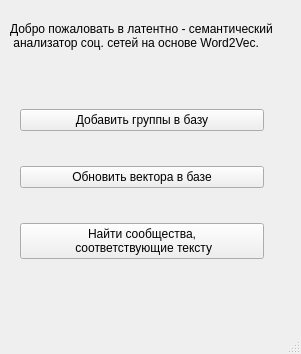
Before: the Qt Designer form mainwindow.ui in arektar/Vk_grups_analiser, drawn with Qt 5.
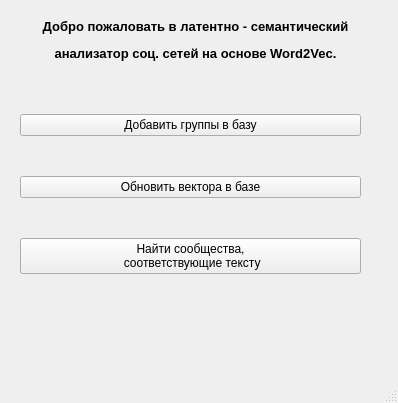
After: the same form once the commit is applied.

Commit message: Добавил и подключил окна

Diff of the .ui file:
```diff
--- a/mainwindow.ui
+++ b/mainwindow.ui
@@ -6,8 +6,8 @@
    <rect>
     <x>0</x>
     <y>0</y>
-    <width>301</width>
-    <height>354</height>
+    <width>398</width>
+    <height>403</height>
    </rect>
   </property>
   <property name="windowTitle">
@@ -19,13 +19,12 @@
      <rect>
       <x>10</x>
       <y>10</y>
-      <width>271</width>
-      <height>51</height>
+      <width>371</width>
+      <height>61</height>
      </rect>
     </property>
     <property name="text">
-     <string>Добро пожаловать в латентно - семантический
- анализатор соц. сетей на основе Word2Vec.</string>
+     <string>&lt;html&gt;&lt;head/&gt;&lt;body&gt;&lt;p align=&quot;center&quot;&gt;&lt;span style=&quot; font-size:10pt; font-weight:600;&quot;&gt;Добро пожаловать в латентно - семантический&lt;/span&gt;&lt;/p&gt;&lt;p align=&quot;center&quot;&gt;&lt;span style=&quot; font-size:10pt; font-weight:600;&quot;&gt; анализатор соц. сетей на основе Word2Vec.&lt;/span&gt;&lt;/p&gt;&lt;/body&gt;&lt;/html&gt;</string>
     </property>
    </widget>
    <widget class="QWidget" name="verticalLayoutWidget">
@@ -33,8 +32,8 @@
      <rect>
       <x>20</x>
       <y>80</y>
-      <width>244</width>
-      <height>211</height>
+      <width>341</width>
+      <height>231</height>
      </rect>
     </property>
     <layout class="QVBoxLayout" name="verticalLayout">
```
Left out of the diff: 2 changed lines with no effect on the pictures. The commit also changes 7 other files.
